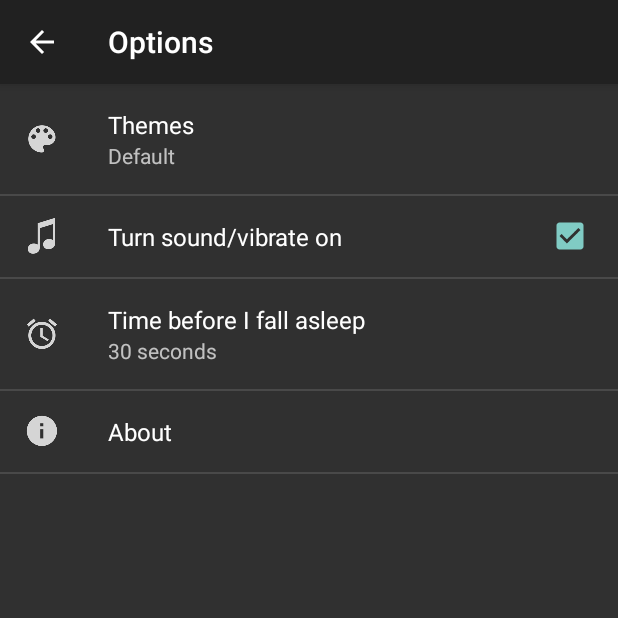
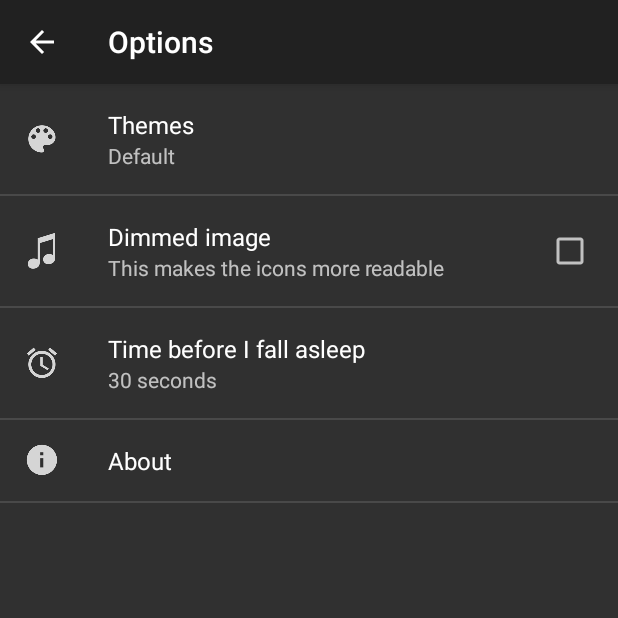
Before and after one commit to caarmen/nounours-android, an Android app: the SettingsActivity screen opened directly, with no data from a screen before it, on a phone screen of 412 x 824 dp, the top half of it. Run offline under Robolectric (Android 15) with nearby library versions, the phone set to English and light mode, and no system bars.

Commit message:
Separate app and lwp settings

```diff
--- a/app/src/main/java/ca/rmen/nounours/settings/SettingsActivity.java
+++ b/app/src/main/java/ca/rmen/nounours/settings/SettingsActivity.java
@@ -19,11 +19,14 @@
 
 package ca.rmen.nounours.settings;
 
+import android.content.Context;
+import android.content.Intent;
 import android.os.Bundle;
 import android.preference.ListPreference;
 import android.preference.Preference;
 import android.preference.PreferenceActivity;
 import android.preference.PreferenceManager;
+import android.preference.PreferenceScreen;
 import android.view.MenuItem;
 
 import ca.rmen.nounours.R;
@@ -31,10 +34,10 @@ import ca.rmen.nounours.compat.ActivityCompat;
 
 
 /**
- * A {@link PreferenceActivity} that presents a set of application settings. On
- * handset devices, settings are presented as a single list. On tablets,
- * settings are split by category, with category headers shown to the left of
- * the list of settings.
+ * A {@link PreferenceActivity} that presents a set of application app_settings. On
+ * handset devices, app_settings are presented as a single list. On tablets,
+ * app_settings are split by category, with category headers shown to the left of
+ * the list of app_settings.
  * <p/>
  * See <a href="http://developer.android.com/design/patterns/settings.html">
  * Android Design: Settings</a> for design guidelines and the <a
@@ -42,6 +45,20 @@ import ca.rmen.nounours.compat.ActivityCompat;
  * API Guide</a> for more information on developing a Settings UI.
  */
 public class SettingsActivity extends PreferenceActivity {
+
+    private static final String EXTRA_PREFERENCE_XML_RES_ID = "nounours_preference_xml_res_id";
+
+    public static void startAppSettingsActivity(Context context) {
+        Intent intent = new Intent(context, SettingsActivity.class);
+        intent.putExtra(EXTRA_PREFERENCE_XML_RES_ID, R.xml.app_settings);
+        context.startActivity(intent);
+    }
+
+    public static void startLwpSettingsActivity(Context context) {
+        Intent intent = new Intent(context, SettingsActivity.class);
+        intent.putExtra(EXTRA_PREFERENCE_XML_RES_ID, R.xml.lwp_settings);
+        context.startActivity(intent);
+    }
 
     @Override
     protected void onCreate(Bundle savedInstanceState) {
@@ -53,15 +70,19 @@ public class SettingsActivity extends PreferenceActivity {
     protected void onPostCreate(Bundle savedInstanceState) {
         super.onPostCreate(savedInstanceState);
 
-        //noinspection deprecation
-        addPreferencesFromResource(R.xml.settings);
+        int xmlResId = getIntent().getIntExtra(EXTRA_PREFERENCE_XML_RES_ID, R.xml.lwp_settings);
 
         //noinspection deprecation
-        ListPreference themePreference = (ListPreference) findPreference(NounoursSettings.PREF_THEME);
+        addPreferencesFromResource(xmlResId);
 
         //noinspection deprecation
-        bindPreferenceSummaryToValue(findPreference(NounoursSettings.PREF_IDLE_TIMEOUT));
-        bindPreferenceSummaryToValue(themePreference);
+        PreferenceScreen preferenceScreen = getPreferenceScreen();
+        for (int i = 0; i < preferenceScreen.getPreferenceCount(); i++) {
+            Preference preference = preferenceScreen.getPreference(i);
+            if (preference instanceof ListPreference) {
+                bindPreferenceSummaryToValue(preference);
+            }
+        }
     }
 
     /**
--- a/app/src/main/res/values/strings.xml
+++ b/app/src/main/res/values/strings.xml
@@ -33,6 +33,8 @@ B-Roll (Macarenours music): <a href="http://incompetech.com">Kevin MacLeod</a><b
 <a href="https://github.com/nbadal/android-gif-encoder">Nick Badal</a> and <a href="http://www.jappit.com/blog/2008/12/04/j2me-animated-gif-encoder/">Alessandro La Rosa</a>, for the animated gif encoder.<br><br>
 The Android(TM) Robot is created and shared by Google and used according to terms described in the Creative Commons 3.0 Attribution License.]]></string>
 	<string name="help">Help</string>
+	<string name="dimTitle">Dimmed image</string>
+	<string name="dimSummary">This makes the icons more readable</string>
 	<string name="enablesound">Turn sound/vibrate on</string>
 	<string name="toast_remindMenuButton">Press the MENU button for more options\u2026</string>
 	<string name="options">Options</string>
--- a/app/src/main/res/xml/settings.xml
+++ b/app/src/main/res/xml/app_settings.xml
@@ -21,7 +21,7 @@
 
     <ListPreference
         android:icon="@drawable/ic_menu_gallery"
-        android:key="Theme"
+        android:key="app_Theme"
         android:title="@string/themes"
         android:defaultValue="0"
         android:entries="@array/themesList"
@@ -31,13 +31,13 @@
 
     <CheckBoxPreference
         android:icon="@drawable/ic_pref_sound"
-        android:key="SoundAndVibrate"
+        android:key="app_SoundAndVibrate"
         android:title="@string/enablesound"
         android:defaultValue="true" />
 
     <ListPreference
         android:icon="@drawable/ic_pref_idle_timeout"
-        android:key="IdleTimeout2"
+        android:key="app_IdleTimeout2"
         android:title="@string/idleTimeout"
         android:defaultValue="30000"
         android:entries="@array/idleTimeout"
--- /dev/null
+++ b/app/src/main/res/xml/lwp_settings.xml
@@ -0,0 +1,55 @@
+<?xml version="1.0" encoding="utf-8"?>
+<!--
+    Copyright (c) 2009 - 2015 Carmen Alvarez
+
+    This file is part of Nounours for Android.
+
+    Nounours for Android is free software: you can redistribute it and/or modify
+    it under the terms of the GNU General Public License as published by
+    the Free Software Foundation, either version 3 of the License, or
+    (at your option) any later version.
+
+    Nounours for Android is distributed in the hope that it will be useful,
+    but WITHOUT ANY WARRANTY; without even the implied warranty of
+    MERCHANTABILITY or FITNESS FOR A PARTICULAR PURPOSE.  See the
+    GNU General Public License for more details.
+
+    You should have received a copy of the GNU General Public License
+    along with Nounours for Android.  If not, see <http://www.gnu.org/licenses/>.
+-->
+<PreferenceScreen xmlns:android="http://schemas.android.com/apk/res/android">
+
+    <ListPreference
+        android:icon="@drawable/ic_menu_gallery"
+        android:key="lwp_Theme"
+        android:title="@string/themes"
+        android:defaultValue="0"
+        android:entries="@array/themesList"
+        android:entryValues="@array/themeListValues"
+        android:negativeButtonText="@null"
+        android:positiveButtonText="@null" />
+
+    <CheckBoxPreference
+        android:icon="@drawable/ic_pref_sound"
+        android:key="lwp_nounourslwp_dim"
+        android:title="@string/dimTitle"
+        android:summary="@string/dimSummary"
+        android:defaultValue="false" />
+
+    <ListPreference
+        android:icon="@drawable/ic_pref_idle_timeout"
+        android:key="lwp_IdleTimeout2"
+        android:title="@string/idleTimeout"
+        android:defaultValue="30000"
+        android:entries="@array/idleTimeout"
+        android:entryValues="@array/idleTimeoutValues"
+        android:negativeButtonText="@null"
+        android:positiveButtonText="@null" />
+
+    <Preference
+        android:icon="@drawable/ic_menu_info_details"
+        android:title="@string/about">
+        <intent android:action="ca.rmen.nounours.AboutActivity" />
+    </Preference>
+
+</PreferenceScreen>
```
Also changed, not shown: app/src/main/java/ca/rmen/nounours/MainActivity.java (+9 -3 lines), app/src/main/java/ca/rmen/nounours/lwp/LWPService.java (+14 -11 lines), app/src/main/java/ca/rmen/nounours/nounours/AndroidNounours.java (+18 -11 lines), app/src/main/java/ca/rmen/nounours/settings/NounoursSettings.java (+34 -10 lines), 1 other file.
